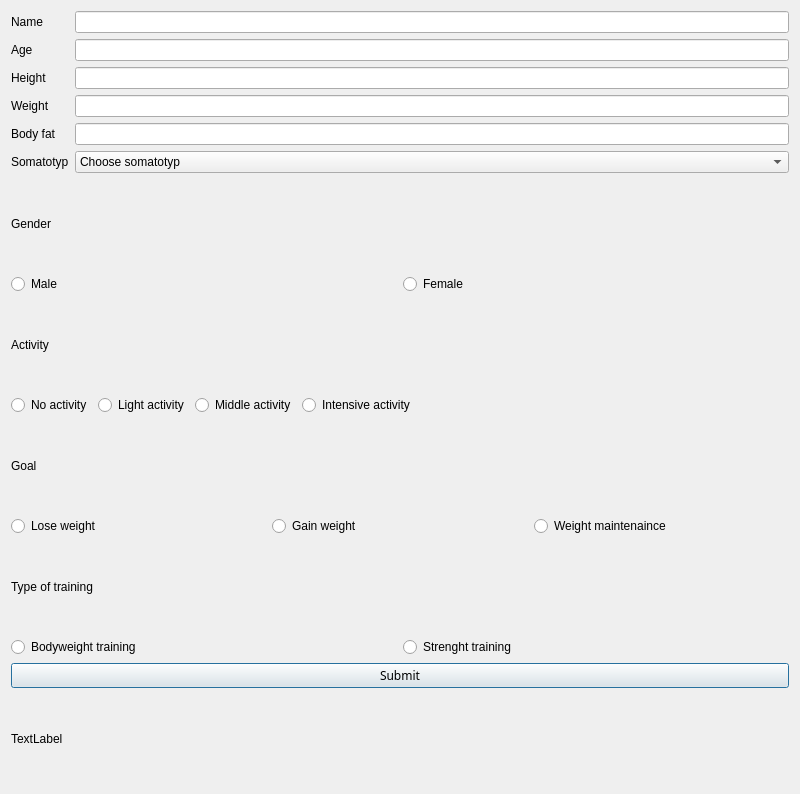
Old version of the form form.ui in the repository Kubakl11/JK_Fitness.
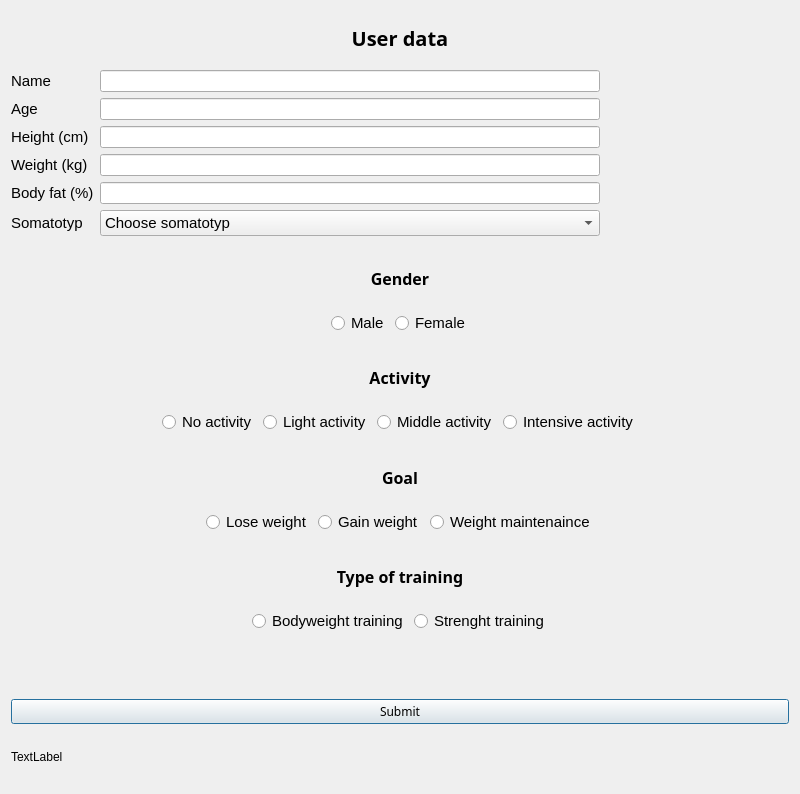
New version of the form.

The edit to the form file:
```diff
--- a/form.ui
+++ b/form.ui
@@ -18,20 +18,42 @@
   </property>
   <property name="maximumSize">
    <size>
-    <width>800</width>
-    <height>800</height>
+    <width>4000</width>
+    <height>4000</height>
    </size>
   </property>
   <property name="windowTitle">
    <string>Dialog</string>
   </property>
   <layout class="QVBoxLayout" name="verticalLayout_4">
+   <item>
+    <widget class="QLabel" name="lbl_userData">
+     <property name="font">
+      <font>
+       <family>Microsoft New Tai Lue</family>
+       <pointsize>15</pointsize>
+       <bold>true</bold>
+      </font>
+     </property>
+     <property name="text">
+      <string>User data</string>
+     </property>
+     <property name="alignment">
+      <set>Qt::AlignCenter</set>
+     </property>
+    </widget>
+   </item>
    <item>
     <layout class="QVBoxLayout" name="verticalLayout_2">
      <item>
       <layout class="QFormLayout" name="formLayout_2">
        <item row="0" column="0">
         <widget class="QLabel" name="nameLBL">
+         <property name="font">
+          <font>
+           <pointsize>11</pointsize>
+          </font>
+         </property>
          <property name="text">
           <string>Name</string>
          </property>
@@ -39,49 +61,138 @@
        </item>
        <item row="0" column="1">
         <widget class="QLineEdit" name="Line_Name">
+         <property name="enabled">
+          <bool>true</bool>
+         </property>
+         <property name="sizePolicy">
+          <sizepolicy hsizetype="Maximum" vsizetype="Fixed">
+           <horstretch>0</horstretch>
+           <verstretch>0</verstretch>
+          </sizepolicy>
+         </property>
          <property name="maximumSize">
           <size>
-           <width>16777</width>
+           <width>500</width>
            <height>16777215</height>
           </size>
          </property>
+         <property name="font">
+          <font>
+           <kerning>true</kerning>
+          </font>
+         </property>
          <property name="maxLength">
-          <number>2500</number>
+          <number>999</number>
+         </property>
+         <property name="cursorPosition">
+          <number>0</number>
+         </property>
+         <property name="alignment">
+          <set>Qt::AlignLeading|Qt::AlignLeft|Qt::AlignVCenter</set>
+         </property>
+         <property name="clearButtonEnabled">
+          <bool>false</bool>
          </property>
         </widget>
        </item>
        <item row="1" column="0">
         <widget class="QLabel" name="ageLBL">
+         <property name="font">
+          <font>
+           <pointsize>11</pointsize>
+          </font>
+         </property>
          <property name="text">
           <string>Age</string>
          </property>
         </widget>
        </item>
        <item row="1" column="1">
-        <widget class="QLineEdit" name="Line_Age"/>
+        <widget class="QLineEdit" name="Line_Age">
+         <property name="maximumSize">
+          <size>
+           <width>500</width>
+           <height>16777215</height>
+          </size>
+         </property>
+         <property name="alignment">
+          <set>Qt::AlignLeading|Qt::AlignLeft|Qt::AlignVCenter</set>
+         </property>
+        </widget>
        </item>
        <item row="2" column="0">
         <widget class="QLabel" name="heightLBL">
+         <property name="font">
+          <font>
+           <pointsize>11</pointsize>
+          </font>
+         </property>
          <property name="text">
-          <string>Height</string>
+          <string>Height (cm)</string>
          </property>
         </widget>
        </item>
        <item row="2" column="1">
-        <widget class="QLineEdit" name="Line_Height"/>
+        <widget class="QLineEdit" name="Line_Height">
+         <property name="maximumSize">
+          <size>
+           <width>500</width>
+           <height>16777215</height>
+          </size>
+         </property>
+        </widget>
        </item>
        <item row="3" column="0">
         <widget class="QLabel" name="weightLBL">
+         <property name="font">
+          <font>
+           <pointsize>11</pointsize>
+          </font>
+         </property>
          <property name="text">
-          <string>Weight</string>
+          <string>Weight (kg)</string>
          </property>
         </widget>
        </item>
        <item row="3" column="1">
-        <widget class="QLineEdit" name="Line_Weight"/>
+        <widget class="QLineEdit" name="Line_Weight">
+         <property name="maximumSize">
+          <size>
+           <width>500</width>
+           <height>16777215</height>
+          </size>
+         </property>
+        </widget>
+       </item>
+       <item row="4" column="0">
+        <widget class="QLabel" name="label_4">
+         <property name="font">
+          <font>
+           <pointsize>11</pointsize>
+          </font>
+         </property>
+         <property name="text">
+          <string>Body fat (%)</string>
+         </property>
+        </widget>
+       </item>
+       <item row="4" column="1">
+        <widget class="QLineEdit" name="Line_BF">
+         <property name="maximumSize">
+          <size>
+           <width>500</width>
+           <height>16777215</height>
+          </size>
+         </property>
+        </widget>
        </item>
        <item row="5" column="0">
         <widget class="QLabel" name="label_3">
+         <property name="font">
+          <font>
+           <pointsize>11</pointsize>
+          </font>
+         </property>
          <property name="text">
           <string>Somatotyp</string>
          </property>
@@ -89,6 +200,17 @@
        </item>
        <item row="5" column="1">
         <widget class="QComboBox" name="CBX_Soma">
+         <property name="maximumSize">
+          <size>
+           <width>500</width>
+           <height>16777215</height>
+          </size>
+         </property>
+         <property name="font">
+          <font>
+           <pointsize>11</pointsize>
+          </font>
+         </property>
          <item>
           <property name="text">
            <string>Choose somatotyp</string>
@@ -121,34 +243,68 @@
          </item>
         </widget>
        </item>
-       <item row="4" column="1">
-        <widget class="QLineEdit" name="Line_BF"/>
-       </item>
-       <item row="4" column="0">
-        <widget class="QLabel" name="label_4">
-         <property name="text">
-          <string>Body fat</string>
-         </property>
-        </widget>
-       </item>
       </layout>
      </item>
     </layout>
    </item>
    <item>
-    <widget class="QLabel" name="label_2">
+    <spacer name="verticalSpacer_5">
+     <property name="orientation">
+      <enum>Qt::Vertical</enum>
+     </property>
+     <property name="sizeType">
+      <enum>QSizePolicy::Maximum</enum>
+     </property>
+     <property name="sizeHint" stdset="0">
+      <size>
+       <width>20</width>
+       <height>10</height>
+      </size>
+     </property>
+    </spacer>
+   </item>
+   <item>
+    <widget class="QLabel" name="lbl_gender">
+     <property name="font">
+      <font>
+       <family>Malgun Gothic</family>
+       <pointsize>12</pointsize>
+       <bold>true</bold>
+      </font>
+     </property>
      <property name="layoutDirection">
       <enum>Qt::LeftToRight</enum>
      </property>
      <property name="text">
       <string>Gender</string>
      </property>
+     <property name="alignment">
+      <set>Qt::AlignCenter</set>
+     </property>
     </widget>
    </item>
    <item>
     <layout class="QHBoxLayout" name="horizontalLayout">
+     <item>
+      <spacer name="horizontalSpacer_3">
+       <property name="orientation">
+        <enum>Qt::Horizontal</enum>
+       </property>
+       <property name="sizeHint" stdset="0">
+        <size>
+         <width>40</width>
+         <height>20</height>
+        </size>
+       </property>
+      </spacer>
+     </item>
      <item>
       <widget class="QRadioButton" name="genderBTN_M">
+       <property name="font">
+        <font>
+         <pointsize>11</pointsize>
+        </font>
+       </property>
        <property name="text">
         <string>Male</string>
        </property>
@@ -156,29 +312,87 @@
      </item>
      <item>
       <widget class="QRadioButton" name="genderBTN_FM">
+       <property name="font">
+        <font>
+         <pointsize>11</pointsize>
+        </font>
+       </property>
        <property name="text">
         <string>Female</string>
        </property>
       </widget>
      </item>
+     <item>
+      <spacer name="horizontalSpacer_2">
+       <property name="orientation">
+        <enum>Qt::Horizontal</enum>
+       </property>
+       <property name="sizeHint" stdset="0">
+        <size>
+         <width>40</width>
+         <height>20</height>
+        </size>
+       </property>
+      </spacer>
+     </item>
     </layout>
    </item>
    <item>
-    <widget class="QLabel" name="label">
+    <spacer name="verticalSpacer_4">
+     <property name="orientation">
+      <enum>Qt::Vertical</enum>
+     </property>
+     <property name="sizeType">
+      <enum>QSizePolicy::Maximum</enum>
+     </property>
+     <property name="sizeHint" stdset="0">
+      <size>
+       <width>20</width>
+       <height>10</height>
+      </size>
+     </property>
+    </spacer>
+   </item>
+   <item>
+    <widget class="QLabel" name="lbl_activ">
+     <property name="font">
+      <font>
+       <family>Malgun Gothic</family>
+       <pointsize>12</pointsize>
+       <bold>true</bold>
+      </font>
+     </property>
      <property name="text">
       <string>Activity</string>
      </property>
+     <property name="alignment">
+      <set>Qt::AlignCenter</set>
+     </property>
     </widget>
    </item>
    <item>
     <layout class="QVBoxLayout" name="verticalLayout_6">
      <item>
       <layout class="QHBoxLayout" name="horizontalLayout_3">
+       <item>
+        <spacer name="horizontalSpacer_4">
+         <property name="orientation">
+          <enum>Qt::Horizontal</enum>
+         </property>
+         <property name="sizeHint" stdset="0">
+          <size>
+           <width>40</width>
+           <height>20</height>
+          </size>
+         </property>
+        </spacer>
+       </item>
        <item>
         <widget class="QRadioButton" name="activityBTN_No">
          <property name="font">
           <font>
-           <fontweight>DemiBold</fontweight>
+           <pointsize>11</pointsize>
+           <bold>false</bold>
           </font>
          </property>
          <property name="layoutDirection">
@@ -191,6 +405,11 @@
        </item>
        <item>
         <widget class="QRadioButton" name="activityBTN_Light">
+         <property name="font">
+          <font>
+           <pointsize>11</pointsize>
+          </font>
+         </property>
          <property name="text">
           <string>Light activity</string>
          </property>
@@ -198,6 +417,11 @@
        </item>
        <item>
         <widget class="QRadioButton" name="activityBTN_Middle">
+         <property name="font">
+          <font>
+           <pointsize>11</pointsize>
+          </font>
+         </property>
          <property name="text">
           <string>Middle activity</string>
          </property>
@@ -205,6 +429,11 @@
        </item>
        <item>
         <widget class="QRadioButton" name="activityBTN_Intense">
+         <property name="font">
+          <font>
+           <pointsize>11</pointsize>
+          </font>
+         </property>
          <property name="text">
           <string>Intensive activity</string>
          </property>
@@ -228,18 +457,62 @@
     </layout>
    </item>
    <item>
-    <widget class="QLabel" name="label_8">
+    <spacer name="verticalSpacer_3">
+     <property name="orientation">
+      <enum>Qt::Vertical</enum>
+     </property>
+     <property name="sizeType">
+      <enum>QSizePolicy::Maximum</enum>
+     </property>
+     <property name="sizeHint" stdset="0">
+      <size>
+       <width>20</width>
+       <height>10</height>
+      </size>
+     </property>
+    </spacer>
+   </item>
+   <item>
+    <widget class="QLabel" name="lbl_goal">
+     <property name="font">
+      <font>
+       <family>Malgun Gothic</family>
+       <pointsize>12</pointsize>
+       <bold>true</bold>
+      </font>
+     </property>
      <property name="text">
       <string>Goal</string>
      </property>
+     <property name="alignment">
+      <set>Qt::AlignCenter</set>
+     </property>
     </widget>
    </item>
    <item>
     <layout class="QVBoxLayout" name="verticalLayout_7">
      <item>
       <layout class="QHBoxLayout" name="horizontalLayout_4">
+       <item>
+        <spacer name="horizontalSpacer_5">
+         <property name="orientation">
+          <enum>Qt::Horizontal</enum>
+         </property>
+         <property name="sizeHint" stdset="0">
+          <size>
+           <width>40</width>
+           <height>20</height>
+          </size>
+         </property>
+        </spacer>
+       </item>
        <item>
         <widget class="QRadioButton" name="goalBTN_Lose">
+         <property name="font">
+          <font>
+           <pointsize>11</pointsize>
+          </font>
+         </property>
          <property name="text">
           <string>Lose weight</string>
          </property>
@@ -247,6 +520,11 @@
        </item>
        <item>
         <widget class="QRadioButton" name="goalBTN_Gain">
+         <property name="font">
+          <font>
+           <pointsize>11</pointsize>
+          </font>
+         </property>
          <property name="text">
           <string>Gain weight</string>
          </property>
@@ -254,28 +532,90 @@
        </item>
        <item>
         <widget class="QRadioButton" name="goalBTN_Maintain">
+         <property name="font">
+          <font>
+           <pointsize>11</pointsize>
+          </font>
+         </property>
          <property name="text">
           <string>Weight maintenaince</string>
          </property>
         </widget>
        </item>
+       <item>
+        <spacer name="horizontalSpacer_6">
+         <property name="orientation">
+          <enum>Qt::Horizontal</enum>
+         </property>
+         <property name="sizeHint" stdset="0">
+          <size>
+           <width>40</width>
+           <height>20</height>
+          </size>
+         </property>
+        </spacer>
+       </item>
       </layout>
      </item>
     </layout>
    </item>
    <item>
-    <widget class="QLabel" name="label_9">
+    <spacer name="verticalSpacer_2">
+     <property name="orientation">
+      <enum>Qt::Vertical</enum>
+     </property>
+     <property name="sizeType">
+      <enum>QSizePolicy::Maximum</enum>
+     </property>
+     <property name="sizeHint" stdset="0">
+      <size>
+       <width>20</width>
+       <height>10</height>
+      </size>
+     </property>
+    </spacer>
+   </item>
+   <item>
+    <widget class="QLabel" name="lbl_training">
+     <property name="font">
+      <font>
+       <family>Malgun Gothic</family>
+       <pointsize>12</pointsize>
+       <bold>true</bold>
+      </font>
+     </property>
      <property name="text">
       <string>Type of training</string>
      </property>
+     <property name="alignment">
+      <set>Qt::AlignCenter</set>
+     </property>
     </widget>
    </item>
    <item>
     <layout class="QVBoxLayout" name="verticalLayout_10">
      <item>
       <layout class="QHBoxLayout" name="horizontalLayout_6">
+       <item>
+        <spacer name="horizontalSpacer_7">
+         <property name="orientation">
+          <enum>Qt::Horizontal</enum>
+         </property>
+         <property name="sizeHint" stdset="0">
+          <size>
+           <width>40</width>
+           <height>20</height>
+          </size>
+         </property>
+        </spacer>
+       </item>
        <item>
         <widget class="QRadioButton" name="trainingBTN_BW">
+         <property name="font">
+          <font>
+           <pointsize>11</pointsize>
+          </font>
+         </property>
          <property name="text">
           <string>Bodyweight training</string>
          </property>
@@ -283,15 +623,49 @@
        </item>
        <item>
         <widget class="QRadioButton" name="trainingBTN_STR">
+         <property name="font">
+          <font>
+           <pointsize>11</pointsize>
+          </font>
+         </property>
          <property name="text">
           <string>Strenght training</string>
          </property>
         </widget>
        </item>
+       <item>
+        <spacer name="horizontalSpacer_8">
+         <property name="orientation">
+          <enum>Qt::Horizontal</enum>
+         </property>
+         <property name="sizeHint" stdset="0">
+          <size>
+           <width>40</width>
+           <height>20</height>
+          </size>
+         </property>
+        </spacer>
+       </item>
       </layout>
      </item>
     </layout>
    </item>
+   <item>
+    <spacer name="verticalSpacer">
+     <property name="orientation">
+      <enum>Qt::Vertical</enum>
+     </property>
+     <property name="sizeType">
+      <enum>QSizePolicy::Maximum</enum>
+     </property>
+     <property name="sizeHint" stdset="0">
+      <size>
+       <width>20</width>
+       <height>60</height>
+      </size>
+     </property>
+    </spacer>
+   </item>
    <item>
     <widget class="QPushButton" name="btnSubmit">
      <property name="font">
```
Left out of the diff: 22 changed lines with no effect on the pictures.
